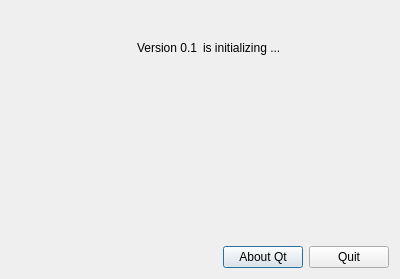
Before: the Qt Designer form PulasQt/maindialog.ui in qzind/pulas, drawn with Qt 5.
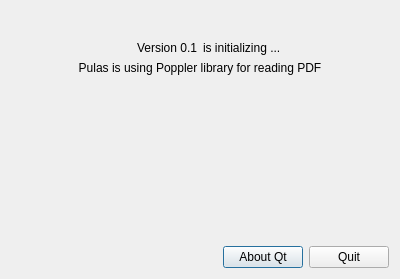
After: the same form once the commit is applied.

Commit message: increasing version number and adding note about poppler

```diff
--- a/PulasQt/maindialog.ui
+++ b/PulasQt/maindialog.ui
@@ -36,7 +36,7 @@
       <number>10</number>
      </property>
      <property name="bottomMargin">
-      <number>10</number>
+      <number>0</number>
      </property>
      <item>
       <widget class="QLabel" name="labelVersion">
@@ -57,6 +57,16 @@
      </item>
     </layout>
    </item>
+   <item>
+    <widget class="QLabel" name="label">
+     <property name="text">
+      <string>Pulas is using Poppler library for reading PDF</string>
+     </property>
+     <property name="alignment">
+      <set>Qt::AlignCenter</set>
+     </property>
+    </widget>
+   </item>
    <item>
     <spacer name="verticalSpacer">
      <property name="orientation">
```
The commit also changes 1 other file.
